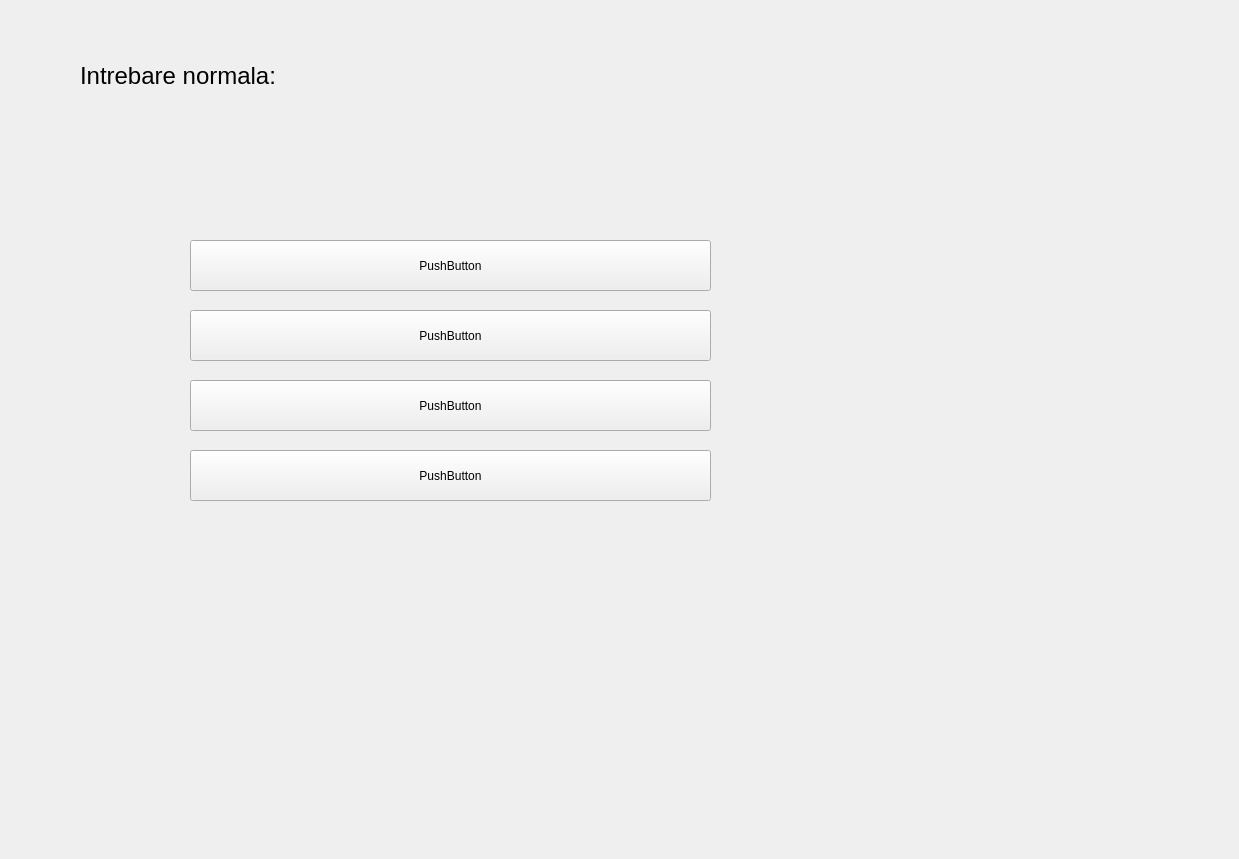
This is client/src/MainWindow.ui in andreisdc/ProjectModernCPP as Qt 5 draws it before an edit. The edited form follows.
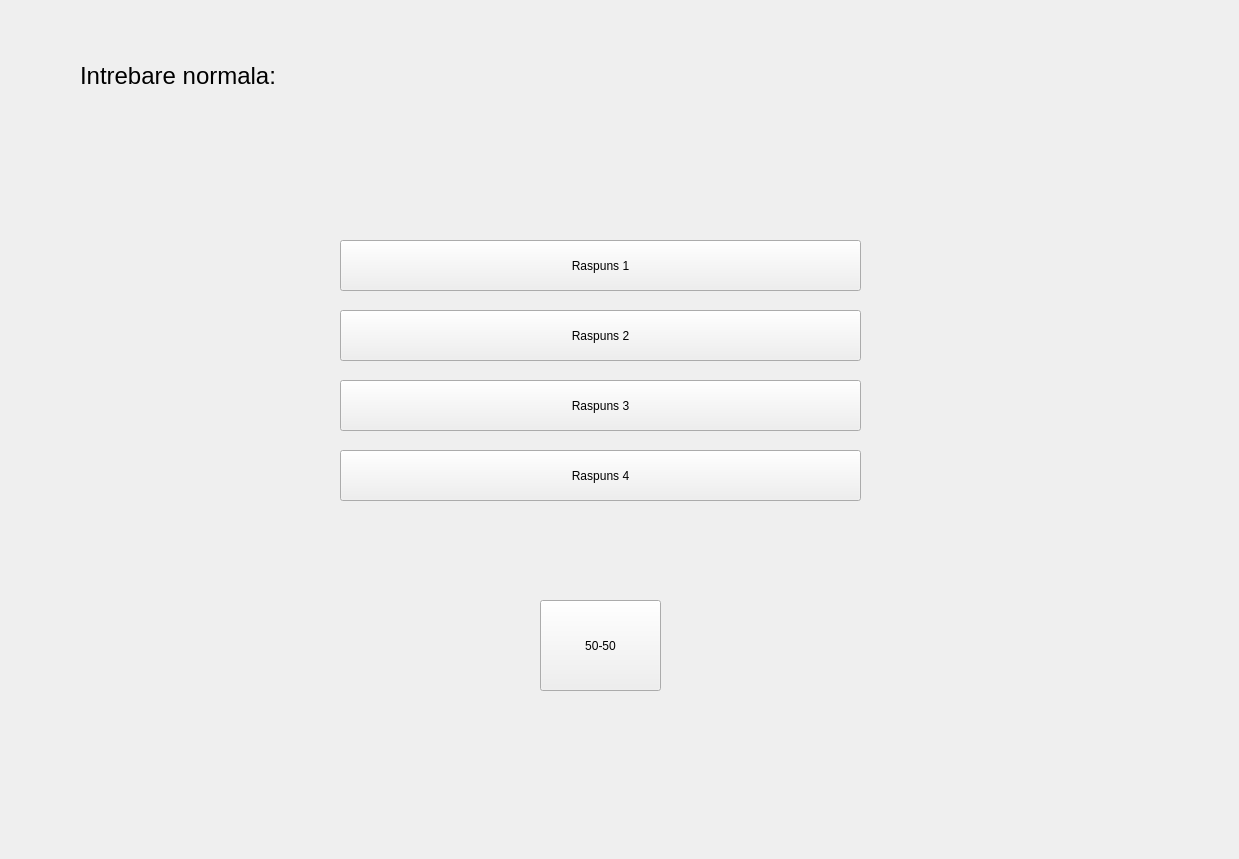
This is the edited form. The open tabs and pages were chosen to show the change. Icons and pictures are not drawn.

Commit message: added 50-50 advantage button in normal question page

What changed in the file:
```diff
--- a/client/src/MainWindow.ui
+++ b/client/src/MainWindow.ui
@@ -1895,53 +1895,69 @@
      <widget class="QPushButton" name="buttonQuestionA">
       <property name="geometry">
        <rect>
-        <x>210</x>
+        <x>360</x>
         <y>240</y>
         <width>521</width>
         <height>51</height>
        </rect>
       </property>
       <property name="text">
-       <string>PushButton</string>
+       <string>Raspuns 1</string>
       </property>
      </widget>
      <widget class="QPushButton" name="buttonQuestionB">
       <property name="geometry">
        <rect>
-        <x>210</x>
+        <x>360</x>
         <y>310</y>
         <width>521</width>
         <height>51</height>
        </rect>
       </property>
       <property name="text">
-       <string>PushButton</string>
+       <string>Raspuns 2</string>
       </property>
      </widget>
      <widget class="QPushButton" name="buttonQuestionC">
       <property name="geometry">
        <rect>
-        <x>210</x>
+        <x>360</x>
         <y>380</y>
         <width>521</width>
         <height>51</height>
        </rect>
       </property>
       <property name="text">
-       <string>PushButton</string>
+       <string>Raspuns 3</string>
       </property>
      </widget>
      <widget class="QPushButton" name="buttonQuestionD">
       <property name="geometry">
        <rect>
-        <x>210</x>
+        <x>360</x>
         <y>450</y>
         <width>521</width>
         <height>51</height>
        </rect>
       </property>
       <property name="text">
-       <string>PushButton</string>
+       <string>Raspuns 4</string>
+      </property>
+     </widget>
+     <widget class="QPushButton" name="buttonQuestionFiftyFifty">
+      <property name="geometry">
+       <rect>
+        <x>560</x>
+        <y>600</y>
+        <width>121</width>
+        <height>91</height>
+       </rect>
+      </property>
+      <property name="text">
+       <string>50-50</string>
+      </property>
+      <property name="checkable">
+       <bool>false</bool>
       </property>
      </widget>
     </widget>
```
Left out of the diff: 18 changed lines with no effect on the pictures.
